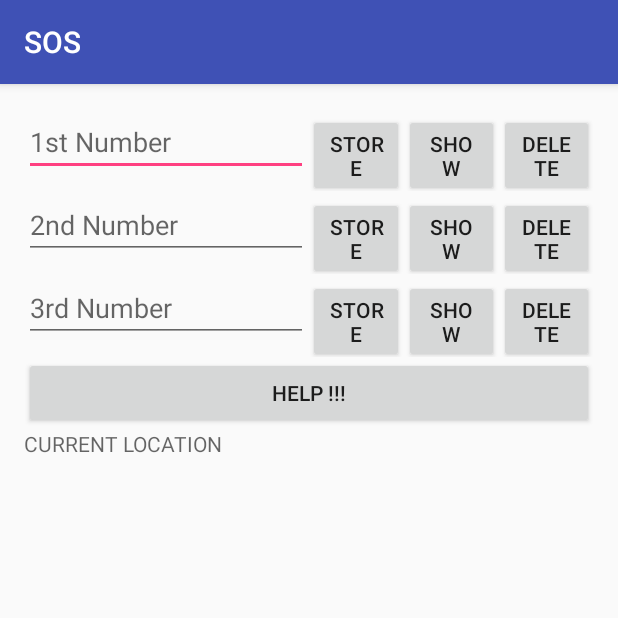
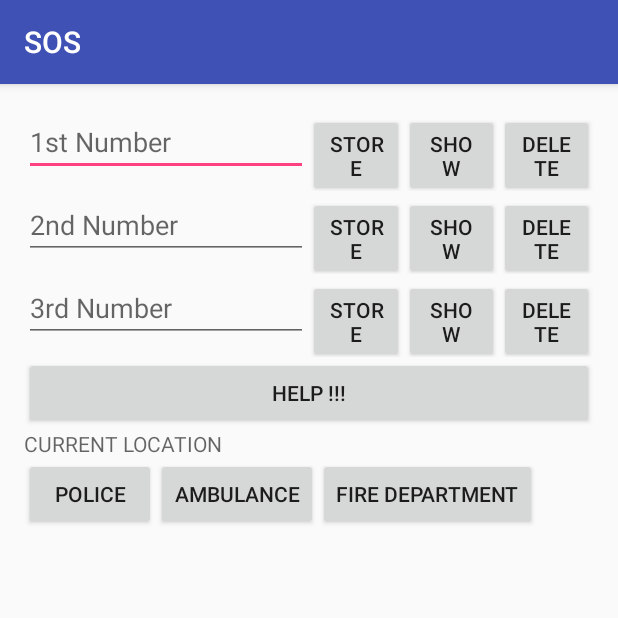
Before and after one commit to arishtaveiro/SOSapp, an Android app: the screen it shows after launch (MainActivity), on a phone screen of 412 x 824 dp, the top half of it. Run offline under Robolectric (Android 15) with nearby library versions, the phone set to English and light mode, and no system bars.

Commit message:
2nd commit: call button

```diff
--- a/app/src/main/AndroidManifest.xml
+++ b/app/src/main/AndroidManifest.xml
@@ -8,6 +8,7 @@
     <uses-permission android:name="android.permission.ACCESS_COARSE_LOCATION"/>
 
     <uses-permission android:name="android.permission.SEND_SMS"/>
+    <uses-permission android:name="android.permission.CALL_PHONE"/>
 
     <application
         android:allowBackup="true"
--- a/app/src/main/res/layout/activity_main.xml
+++ b/app/src/main/res/layout/activity_main.xml
@@ -10,6 +10,8 @@
     android:paddingTop="@dimen/activity_vertical_margin"
     android:orientation="vertical"
     tools:context="com.example.arisht.impgpslocation.MainActivity">
+
+
 
 
     <LinearLayout
@@ -144,5 +146,33 @@
         android:layout_height="wrap_content"
         android:id="@+id/loc" />
 
+    <LinearLayout
+        android:orientation="horizontal"
+        android:layout_width="wrap_content"
+        android:layout_height="wrap_content">
+
+        <Button
+            android:text="POLICE"
+            android:layout_width="wrap_content"
+            android:layout_height="wrap_content"
+            android:id="@+id/police"
+            android:onClick="police"/>
+        <Button
+            android:text="AMBULANCE"
+            android:onClick="ambulance"
+            android:layout_width="wrap_content"
+            android:layout_height="wrap_content"
+            android:id="@+id/ambulance" />
+        <Button
+            android:text="FIRE DEPARTMENT"
+            android:onClick="fire"
+            android:layout_width="wrap_content"
+            android:layout_height="wrap_content"
+            android:id="@+id/fire" />
+
+
+
+    </LinearLayout>
+
 
 </LinearLayout>
```
Also changed, not shown: app/src/main/java/com/example/arisht/sos/MainActivity.java (+43 -7 lines).
